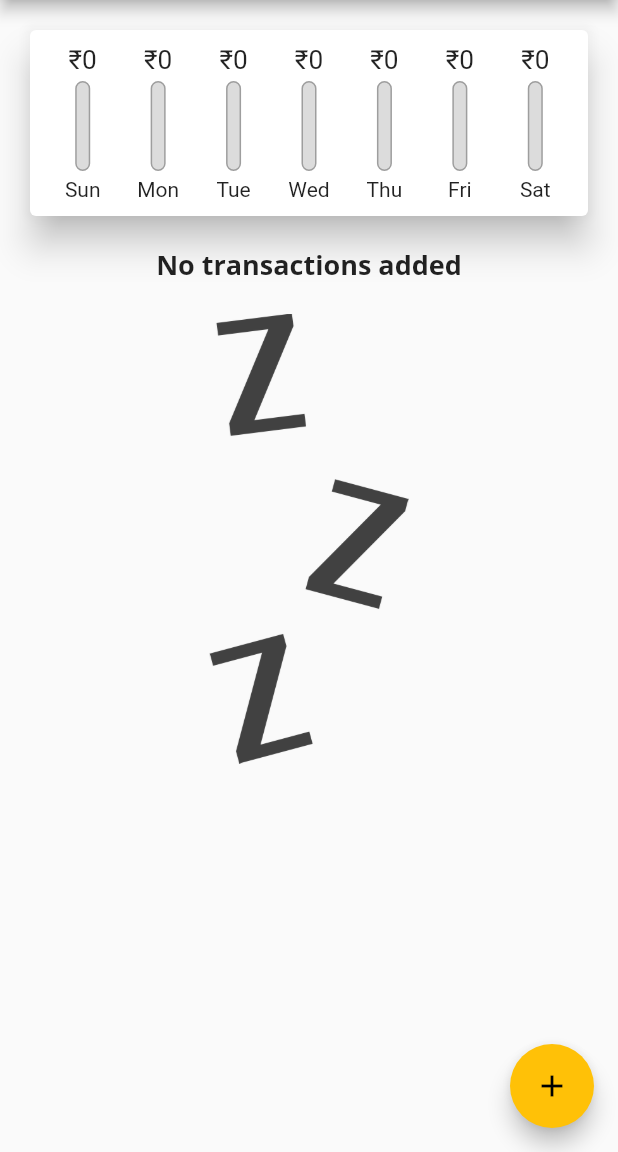
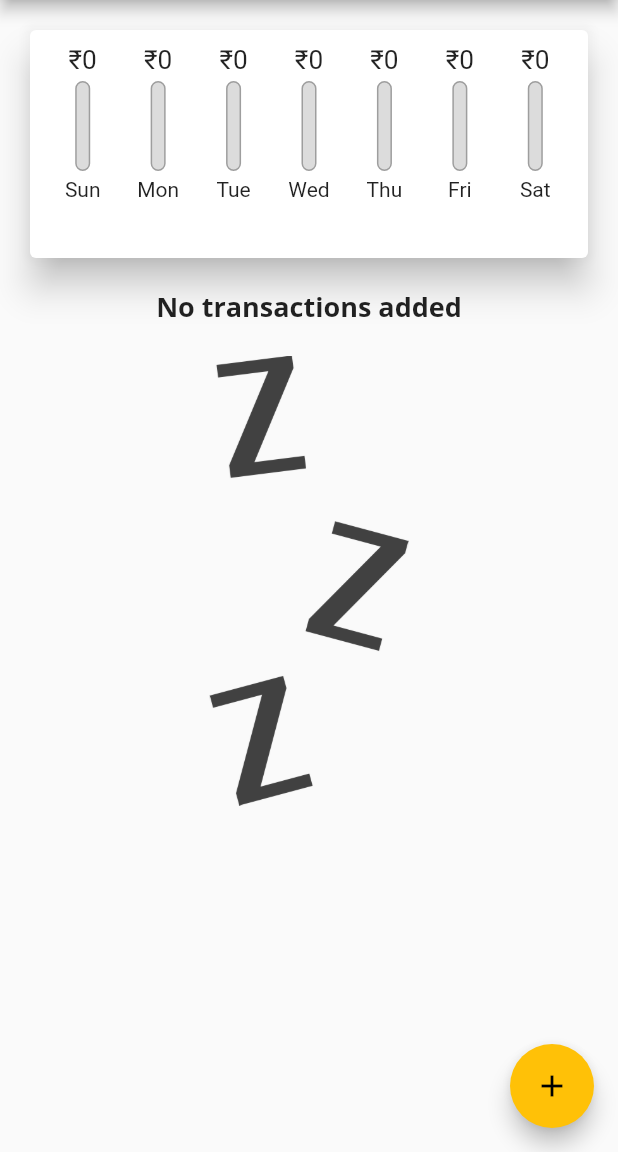
Before and after one commit to apexpre-dator/Expense-Tracker, a Flutter app: the screen it shows after launch, on a phone screen of 412 x 824 dp, the part 84-1236 px from its top. Run offline on Flutter 3.47's test engine with Material 2 defaults, Android fonts, the phone set to English and light mode, and no system bars.

Commit message:
Dynamic Size Calculation

```diff
--- a/lib/main.dart
+++ b/lib/main.dart
@@ -93,15 +93,28 @@ class _MyHomePageState extends State<MyHomePage> {
 
   @override
   Widget build(BuildContext context) {
+    final appbar = AppBar(
+      title: Text('Expense Tracker'),
+    );
     return Scaffold(
-      appBar: AppBar(
-        title: Text('Expense Tracker'),
-      ),
+      appBar: appbar,
       body: SingleChildScrollView(
         child: Column(
           children: <Widget>[
-            Chart(recentTransactions),
-            TransactionList(userTransactions, deleteTransaction),
+            Container(
+              height: (MediaQuery.of(context).size.height -
+                      appbar.preferredSize.height -
+                      MediaQuery.of(context).padding.top) *
+                  0.25,
+              child: Chart(recentTransactions),
+            ),
+            Container(
+              height: (MediaQuery.of(context).size.height -
+                      appbar.preferredSize.height -
+                      MediaQuery.of(context).padding.top) *
+                  0.75,
+              child: TransactionList(userTransactions, deleteTransaction),
+            ),
           ],
         ),
       ),
--- a/lib/widgets/transaction_list.dart
+++ b/lib/widgets/transaction_list.dart
@@ -10,9 +10,7 @@ class TransactionList extends StatelessWidget {
 
   @override
   Widget build(BuildContext context) {
-    return Container(
-      height: 400,
-      child: transactions.isEmpty
+    return transactions.isEmpty
         ? Column(
             children: <Widget>[
               Text(
@@ -66,7 +64,6 @@ class TransactionList extends StatelessWidget {
               );
             },
             itemCount: transactions.length,
-            ),
           );
   }
 }
```
Lines whose indentation alone changed are shown as unchanged.
